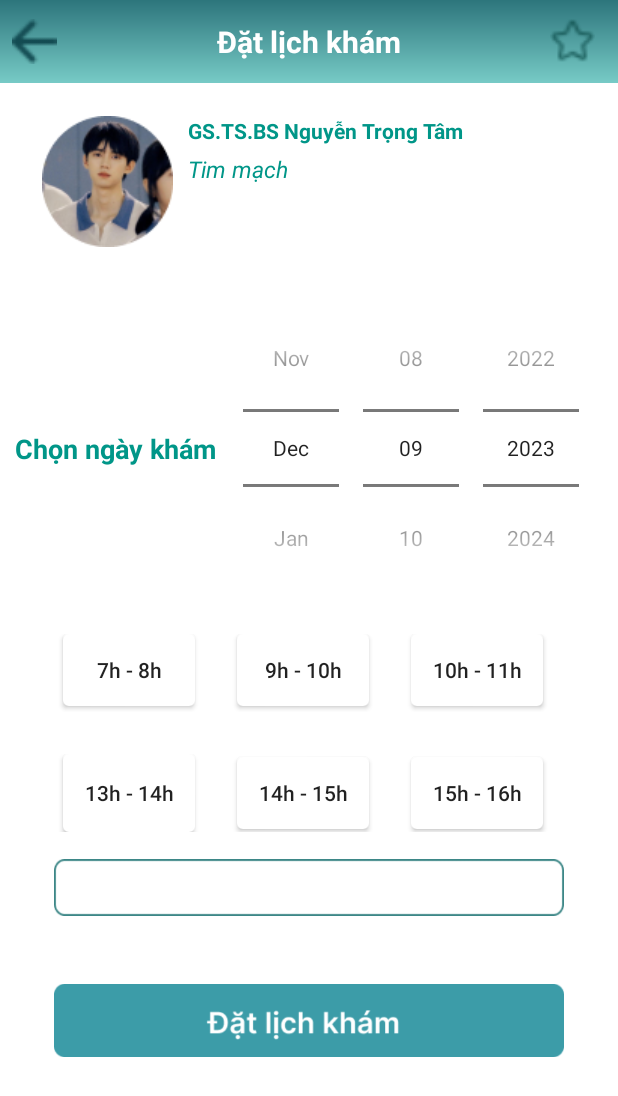
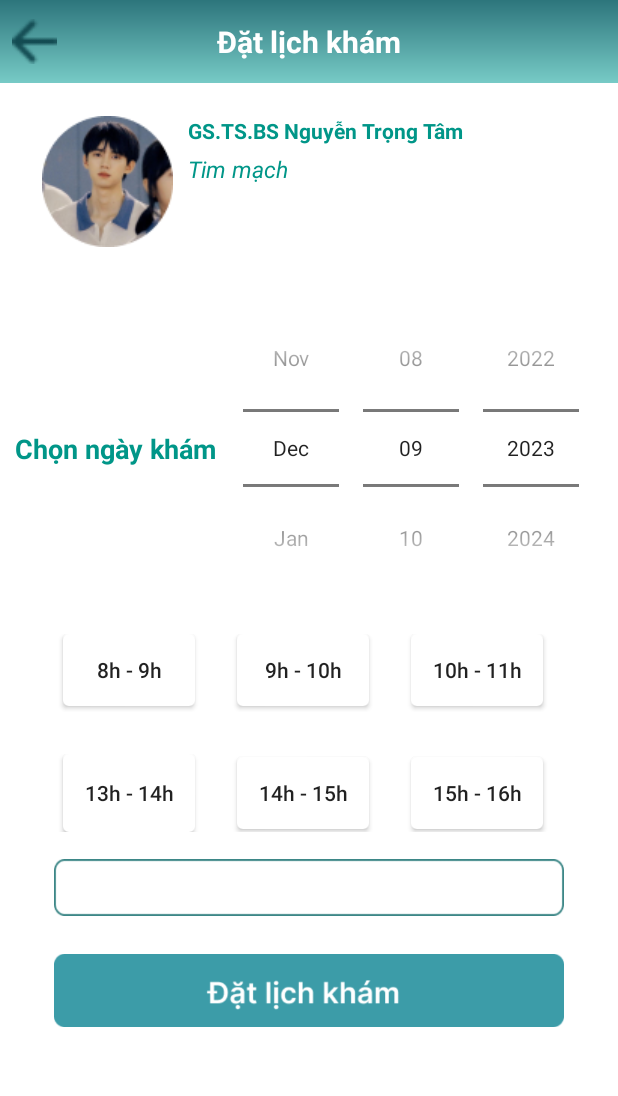
Before and after one commit to dinhcam89/HealthApp, an Android app: the screen it shows after launch (AppoimentDateChoosingActivity), on a phone screen of 412 x 824 dp. Shown: the top 1096 px of the screen. Run offline under Robolectric (Android 15) with nearby library versions, the light colour scheme and no system bars.

Commit message:
update booking page

```diff
--- a/app/src/main/res/layout/activity_appoiment_date_choosing.xml
+++ b/app/src/main/res/layout/activity_appoiment_date_choosing.xml
@@ -23,23 +23,6 @@
         app:layout_constraintHorizontal_bias="0.0"
         app:layout_constraintStart_toStartOf="parent"
         app:layout_constraintTop_toTopOf="parent" />
-
-    <ImageButton
-        android:id="@+id/btn_filter"
-        android:layout_width="30dp"
-        android:layout_height="30dp"
-        android:layout_marginTop="12dp"
-        android:layout_marginEnd="15dp"
-        android:layout_marginBottom="33dp"
-        android:background="@drawable/star_1"
-        android:clickable="true"
-        android:contentDescription="filter phòng khám"
-        app:layout_constraintBottom_toBottomOf="@+id/rectangle_62"
-        app:layout_constraintEnd_toEndOf="@+id/rectangle_62"
-        app:layout_constraintTop_toTopOf="@+id/rectangle_62"
-        app:layout_constraintVertical_bias="0"
-        tools:ignore="TouchTargetSizeCheck">
-    </ImageButton>
 
     <FrameLayout
         android:layout_width="30dp"
@@ -161,7 +144,7 @@
             android:background="@drawable/_bg__btn_chooseappoinmenthour_shape"
             android:textAllCaps="false"
             android:orientation="horizontal"
-            android:text="7h - 8h"
+            android:text="8h - 9h"
             tools:layout_editor_absoluteX="186dp"
             tools:layout_editor_absoluteY="452dp"/>
 
@@ -258,7 +241,6 @@
         android:layout_height="99dp"
         android:background="@null"
         android:scaleType="fitCenter"
-        android:layout_marginTop="20dp"
         app:srcCompat="@drawable/img_btnbook"
         tools:layout_editor_absoluteX="190dp"
         tools:layout_editor_absoluteY="595dp"
```
